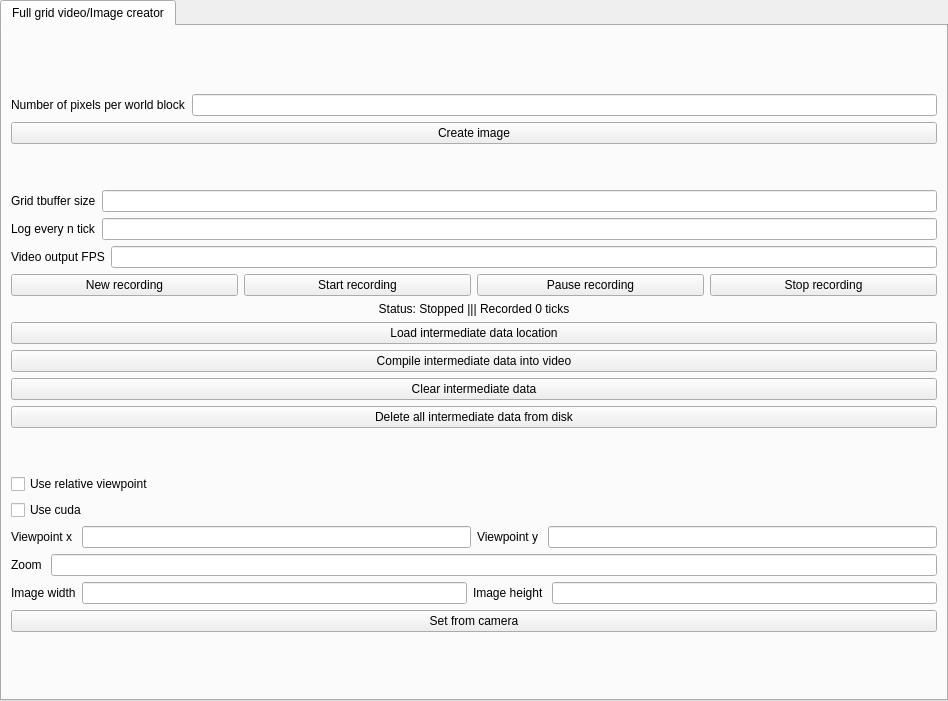
Old version of the form Source/UiFiles/recorder.ui in the repository SuperSpaceEye/LifeEngineExtended.
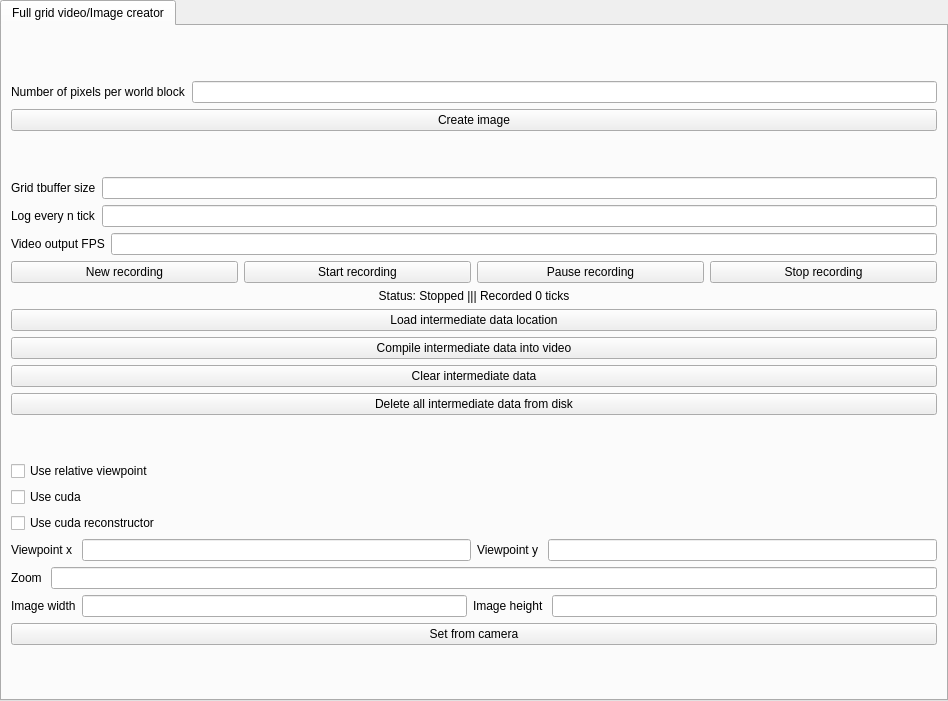
New version of the form.

Commit message: It is working. The RecordingReconstructorCUDA.cu has some bug at line 391 and idk why right now.

Diff of the .ui file:
```diff
--- a/Source/UiFiles/recorder.ui
+++ b/Source/UiFiles/recorder.ui
@@ -231,6 +231,13 @@
          </property>
         </widget>
        </item>
+       <item>
+        <widget class="QCheckBox" name="cb_use_cuda_reconstructor">
+         <property name="text">
+          <string>Use cuda reconstructor</string>
+         </property>
+        </widget>
+       </item>
        <item>
         <layout class="QHBoxLayout" name="horizontalLayout_6">
          <item>
```
Left out of the diff: 17 changed lines with no effect on the pictures. The commit also changes 19 other files.
